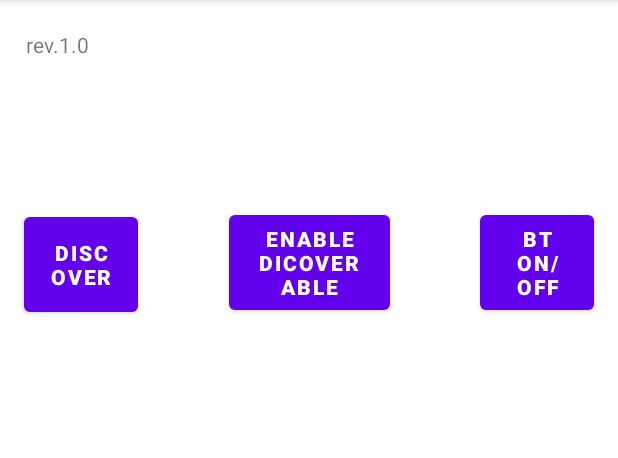
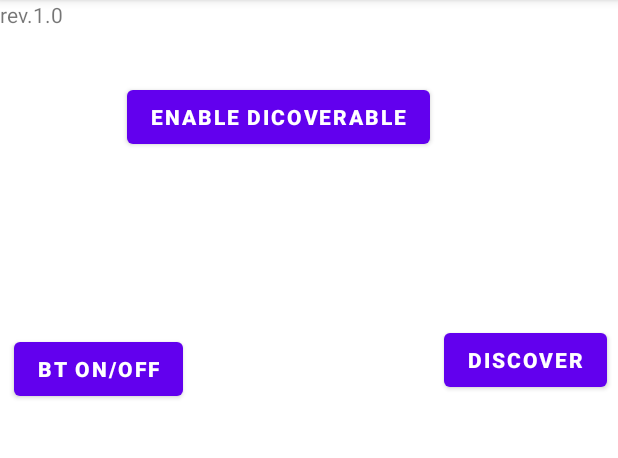
Before and after one commit to justmalysa/HeartRateSensor, an Android app: the screen it shows after launch (MainActivity), on a phone screen of 412 x 824 dp, the part 84-542 px from its top. Run offline under Robolectric (Android 15) with nearby library versions, the phone set to English and light mode, and no system bars.

```diff
--- a/HR_SpO2_android_app/app/src/main/java/com/example/heartratesensorapp/MainActivity.java
+++ b/HR_SpO2_android_app/app/src/main/java/com/example/heartratesensorapp/MainActivity.java
@@ -218,7 +218,7 @@ public class MainActivity extends AppCompatActivity implements AdapterView.OnIte
             mBluetoothAdapter.cancelDiscovery();
             Log.d(TAG, "btnDiscover: Canceling discovery.");
 
-            checkBTPermissions();
+            //checkBTPermissions();
 
             mBluetoothAdapter.startDiscovery();
             IntentFilter discoverDevicesIntent = new IntentFilter(BluetoothDevice.ACTION_FOUND);
@@ -227,7 +227,7 @@ public class MainActivity extends AppCompatActivity implements AdapterView.OnIte
 
         if (!mBluetoothAdapter.isDiscovering()) {
 
-            checkBTPermissions();
+            //checkBTPermissions();
             //mBluetoothAdapter.startDiscovery();
 
             if(mBluetoothAdapter.startDiscovery() == false)
--- a/HR_SpO2_android_app/app/src/main/res/layout/activity_main.xml
+++ b/HR_SpO2_android_app/app/src/main/res/layout/activity_main.xml
@@ -1,6 +1,6 @@
 <?xml version="1.0" encoding="utf-8"?>
-<androidx.constraintlayout.widget.ConstraintLayout xmlns:android="http://schemas.android.com/apk/res/android"
-    xmlns:app="http://schemas.android.com/apk/res-auto"
+<RelativeLayout
+    xmlns:android="http://schemas.android.com/apk/res/android"
     xmlns:tools="http://schemas.android.com/tools"
     android:layout_width="match_parent"
     android:layout_height="match_parent"
@@ -10,70 +10,59 @@
         android:id="@+id/text1"
         android:layout_width="wrap_content"
         android:layout_height="wrap_content"
-        android:text="@string/text_1"
-        app:layout_constraintBottom_toBottomOf="parent"
-        app:layout_constraintEnd_toEndOf="parent"
-        app:layout_constraintHorizontal_bias="0.047"
-        app:layout_constraintLeft_toLeftOf="parent"
-        app:layout_constraintRight_toRightOf="parent"
-        app:layout_constraintStart_toStartOf="parent"
-        app:layout_constraintTop_toTopOf="parent"
-        app:layout_constraintVertical_bias="0.027" />
+        android:text="@string/text_1" />
 
     <Button
         android:id="@+id/btnONOFF"
-        android:layout_width="76dp"
-        android:layout_height="75dp"
+        android:layout_width="wrap_content"
+        android:layout_height="wrap_content"
+        android:layout_alignParentStart="true"
+        android:layout_alignParentBottom="true"
+        android:layout_marginStart="9dp"
         android:layout_marginEnd="16dp"
+        android:layout_marginBottom="498dp"
         android:text="@string/btnONOFF"
         android:textStyle="bold"
-        app:layout_constraintBottom_toBottomOf="parent"
-        app:layout_constraintEnd_toEndOf="parent"
-        app:layout_constraintTop_toTopOf="parent"
-        app:layout_constraintVertical_bias="0.198"
         tools:textSize="11sp" />
 
     <Button
         android:id="@+id/btnDiscoverable_on_off"
-        android:layout_width="107dp"
-        android:layout_height="75dp"
+        android:layout_width="wrap_content"
+        android:layout_height="wrap_content"
+        android:layout_alignParentTop="true"
+        android:layout_alignParentEnd="true"
+        android:layout_centerHorizontal="true"
+        android:layout_marginTop="54dp"
+        android:layout_marginEnd="125dp"
         android:clickable="true"
+        android:focusable="true"
         android:onClick="btnEnableDisable_Discoverable"
         android:text="@string/enable_discoverable"
         android:textStyle="bold"
-        app:layout_constraintBottom_toBottomOf="parent"
-        app:layout_constraintEnd_toStartOf="@+id/btnONOFF"
-        app:layout_constraintStart_toEndOf="@+id/btnFindUnpairedDevices"
-        app:layout_constraintTop_toTopOf="parent"
-        app:layout_constraintVertical_bias="0.198"
         tools:textSize="11sp" />
 
     <Button
         android:id="@+id/btnFindUnpairedDevices"
-        android:layout_width="76dp"
-        android:layout_height="75dp"
+        android:layout_width="wrap_content"
+        android:layout_height="wrap_content"
+        android:layout_alignParentEnd="true"
+        android:layout_alignParentBottom="true"
         android:layout_marginStart="16dp"
+        android:layout_marginEnd="7dp"
+        android:layout_marginBottom="504dp"
         android:clickable="true"
+        android:focusable="true"
         android:onClick="btnDiscover"
         android:text="@string/btn_discover"
         android:textStyle="bold"
-        app:layout_constraintBottom_toBottomOf="parent"
-        app:layout_constraintStart_toStartOf="parent"
-        app:layout_constraintTop_toTopOf="parent"
-        app:layout_constraintVertical_bias="0.2"
         tools:textSize="11sp" />
 
     <ListView
         android:id="@+id/lvNewDevices"
         android:layout_width="match_parent"
         android:layout_height="150dp"
-        android:layout_marginTop="20dp"
-        android:visibility="visible"
-        app:layout_constraintEnd_toEndOf="parent"
-        app:layout_constraintHorizontal_bias="0.0"
-        app:layout_constraintStart_toStartOf="parent"
-        app:layout_constraintTop_toBottomOf="@+id/btnDiscoverable_on_off"
-        tools:background="@color/teal_700" />
+        android:layout_below="@id/btnFindUnpairedDevices"
+        android:layout_marginTop="331dp" />
 
 
-</androidx.constraintlayout.widget.ConstraintLayout>
+</RelativeLayout>
```
Also changed, not shown: HR_SpO2_android_app/app/src/main/res/layout/device_adapter_view.xml (+12 -26 lines).
